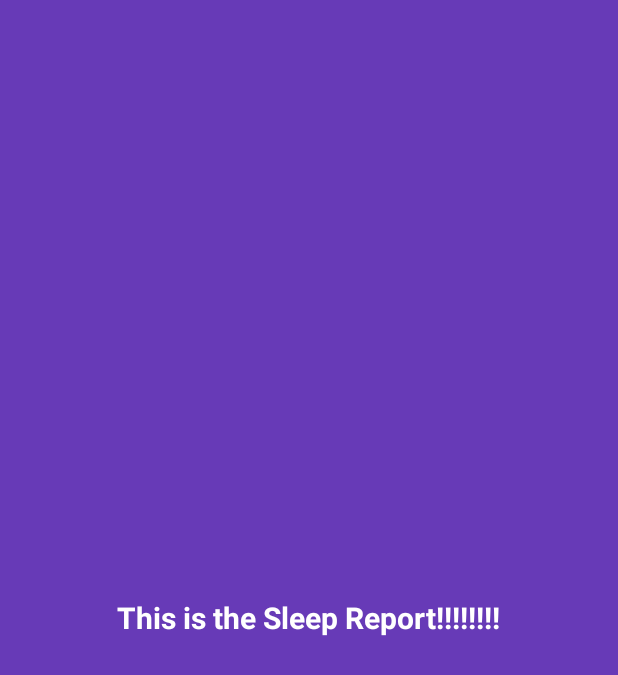
After one commit to DiogoMendesss/SnorLacks, an Android app: the SleepReportActivity screen opened directly, with no data from a screen before it, on a phone screen of 412 x 824 dp. The commit adds this screen. Shown: the top 675 px of the screen. Run offline under Robolectric (Android 15) with nearby library versions, the phone set to English and light mode, and no system bars.

Commit message:
Added Button in "Main Screen" to Get Sleep Report- go to Sleep Report Activity (forgot xml files etc)

```diff
--- /dev/null
+++ b/SnorLacksApp/app/src/main/java/com/snorlacks/snorlacksapp/SleepReportActivity.java
@@ -0,0 +1,14 @@
+package com.snorlacks.snorlacksapp;
+
+import androidx.appcompat.app.AppCompatActivity;
+
+import android.os.Bundle;
+
+public class SleepReportActivity extends AppCompatActivity {
+
+    @Override
+    protected void onCreate(Bundle savedInstanceState) {
+        super.onCreate(savedInstanceState);
+        setContentView(R.layout.activity_sleep_report);
+    }
+}
--- /dev/null
+++ b/SnorLacksApp/app/src/main/res/layout/activity_sleep_report.xml
@@ -0,0 +1,20 @@
+<?xml version="1.0" encoding="utf-8"?>
+<RelativeLayout xmlns:android="http://schemas.android.com/apk/res/android"
+    xmlns:app="http://schemas.android.com/apk/res-auto"
+    xmlns:tools="http://schemas.android.com/tools"
+    android:layout_width="match_parent"
+    android:layout_height="match_parent"
+    tools:context=".SleepReportActivity"
+    android:background="@color/colorAccent">
+
+
+    <TextView
+        android:layout_width="wrap_content"
+        android:layout_height="wrap_content"
+        android:text="This is the Sleep Report!!!!!!!!"
+        android:layout_centerInParent="true"
+        android:textSize="20sp"
+        android:textStyle="bold"
+        android:textColor="@color/white"
+        android:id="@+id/onSleepRprtBtnClicked"/>
+</RelativeLayout>
--- a/SnorLacksApp/app/src/main/res/values/colors.xml
+++ b/SnorLacksApp/app/src/main/res/values/colors.xml
@@ -3,5 +3,4 @@
     <color name="black">#FF000000</color>
     <color name="white">#FFFFFFFF</color>
     <color name="colorAccent">#673AB7</color>
-
 </resources>
```
